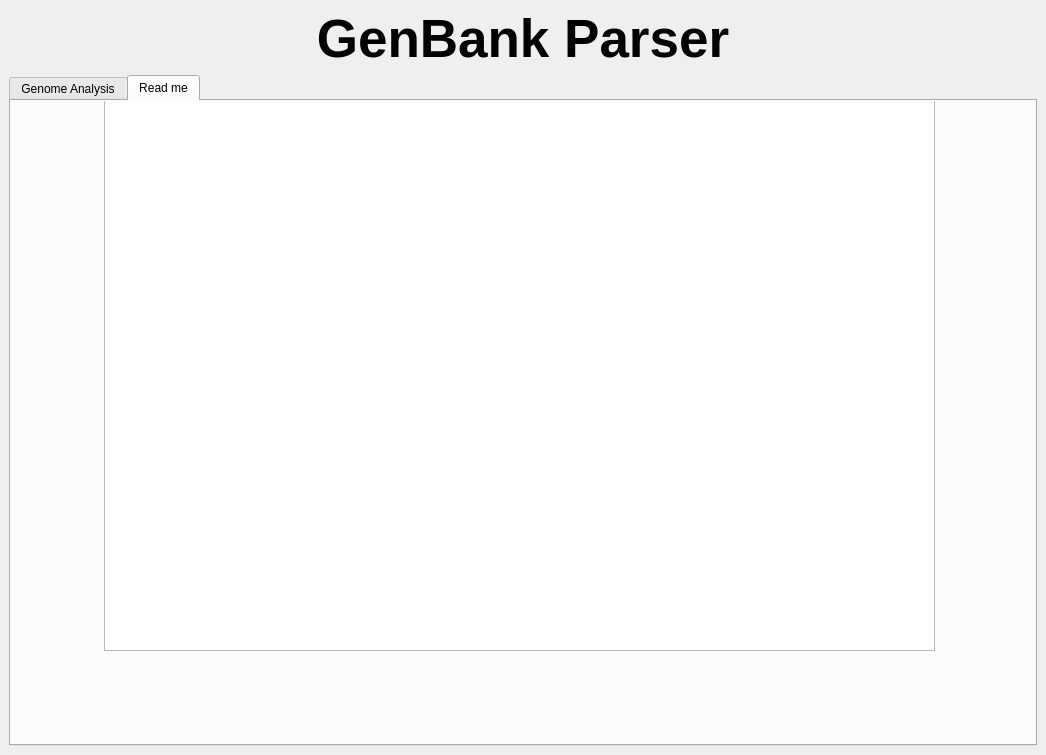
PotOfJam/ProjetAlgorithmesDuTexte, file src/app/application.ui: the form before one commit.
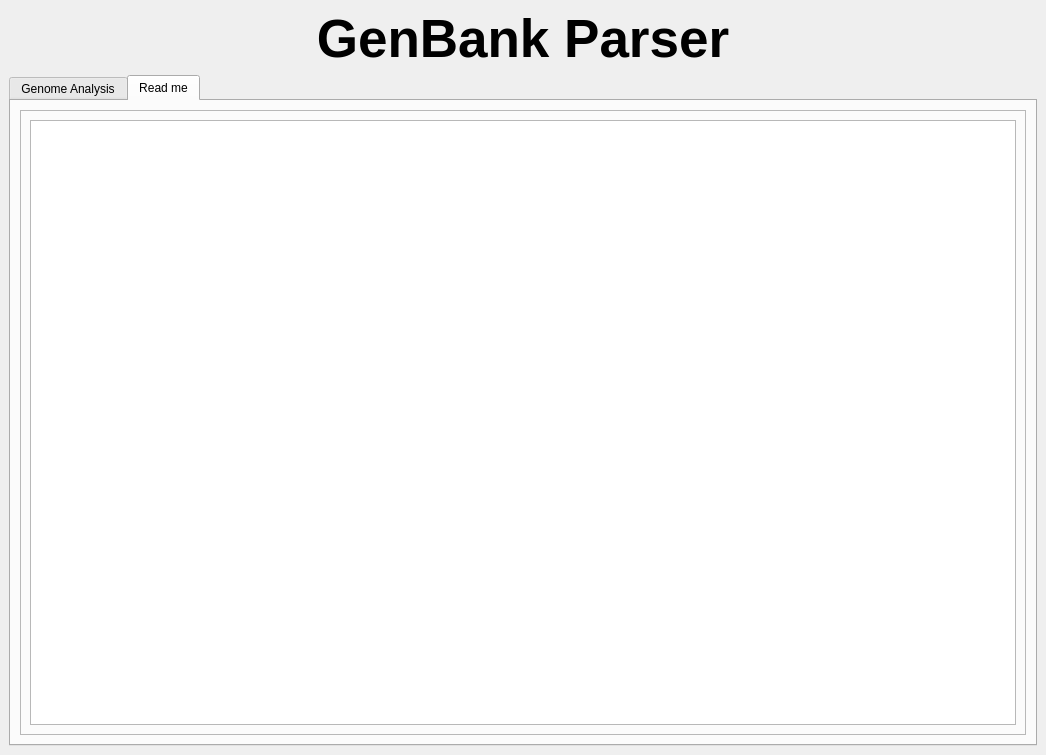
The form after the commit. The open tabs and pages were chosen to show the change. Icons and pictures are not drawn.

Commit message: progress bar progrès

What changed in the file:
```diff
--- a/src/app/application.ui
+++ b/src/app/application.ui
@@ -379,19 +379,33 @@
        </layout>
       </widget>
       <widget class="QWidget" name="tab">
+       <property name="enabled">
+        <bool>true</bool>
+       </property>
        <attribute name="title">
         <string>Read me</string>
        </attribute>
-       <widget class="QTextEdit" name="textEdit">
-        <property name="geometry">
-         <rect>
-          <x>93</x>
-          <y>-1</y>
-          <width>831</width>
-          <height>551</height>
-         </rect>
-        </property>
-       </widget>
+       <layout class="QGridLayout" name="gridLayout_10">
+        <item row="0" column="0">
+         <layout class="QGridLayout" name="gridLayout_5">
+          <item row="0" column="0">
+           <widget class="QFrame" name="frame_2">
+            <property name="frameShape">
+             <enum>QFrame::StyledPanel</enum>
+            </property>
+            <property name="frameShadow">
+             <enum>QFrame::Raised</enum>
+            </property>
+            <layout class="QGridLayout" name="gridLayout_11">
+             <item row="0" column="0">
+              <widget class="QTextEdit" name="textEdit"/>
+             </item>
+            </layout>
+           </widget>
+          </item>
+         </layout>
+        </item>
+       </layout>
       </widget>
      </widget>
     </item>
```
Left out of the diff: 59 changed lines with no effect on the pictures. The commit also changes 2 other files.
